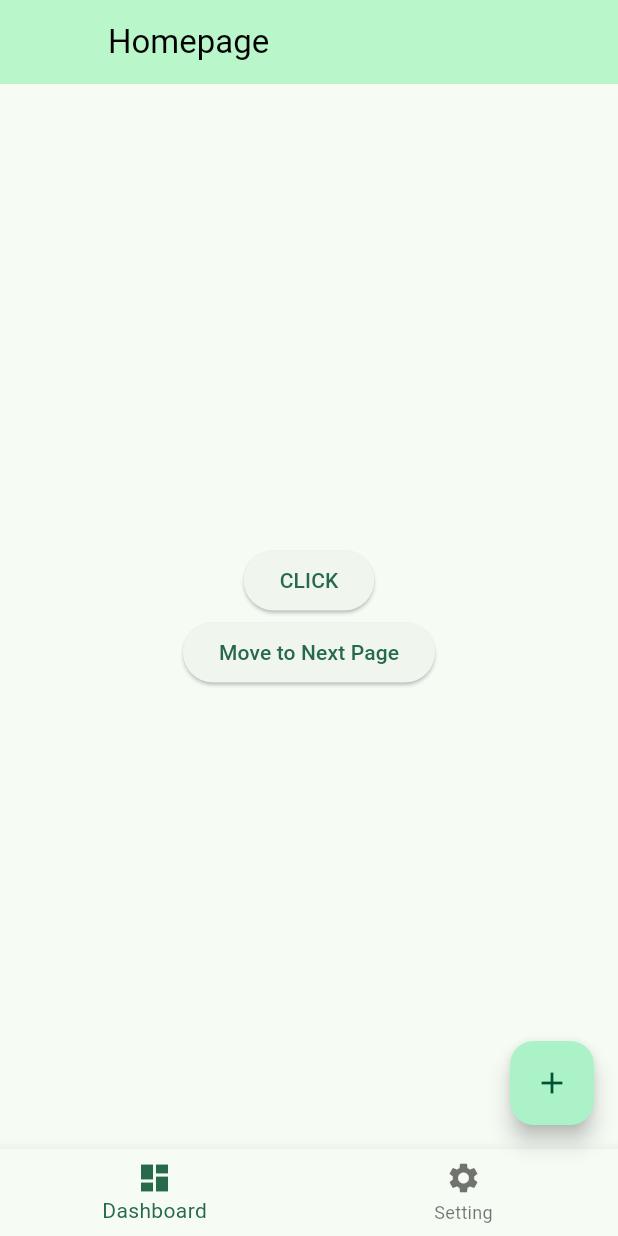
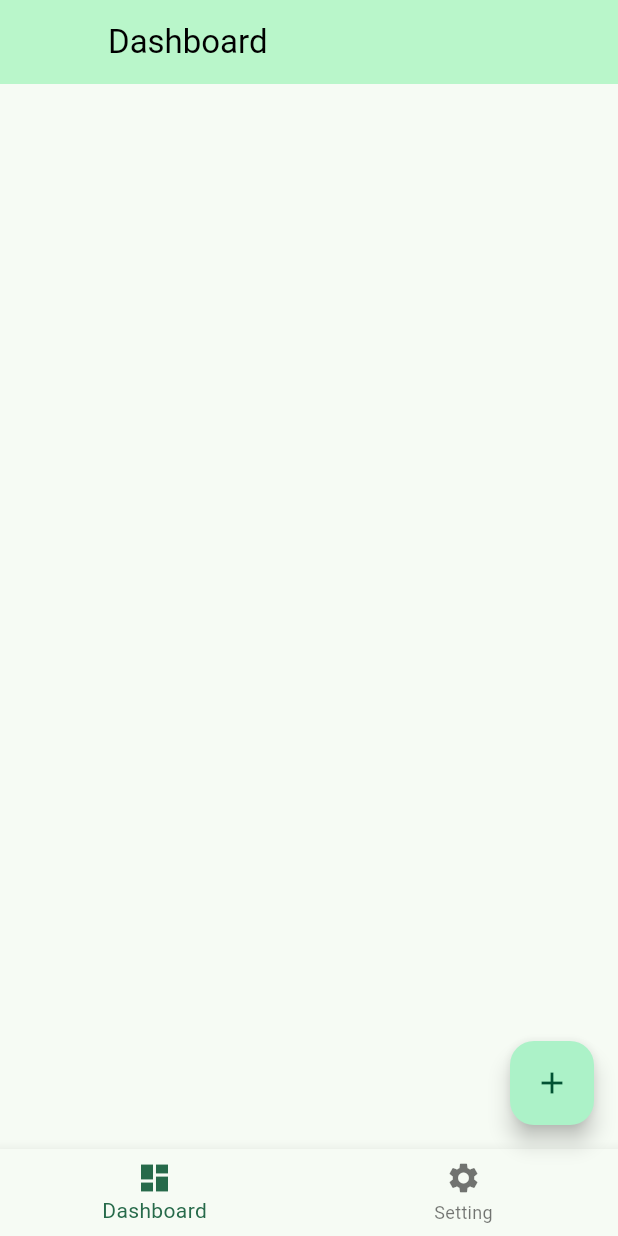
Before and after one commit to bernardrealino/flutter_base_project_template, a Flutter app: the HomePage screen opened directly, on a phone screen of 412 x 824 dp. Run offline on Flutter 3.47's test engine with Material 2 defaults, Android fonts, the phone set to English and light mode, and no system bars; our stand-ins replace lottie, smooth_page_indicator.

Commit message:
Clean up Pages

```diff
--- a/lib/dashboard.dart
+++ b/lib/dashboard.dart
@@ -1,5 +1,4 @@
 import 'package:flutter/material.dart';
-import 'package:flutter_splashscreen/setting_page.dart';
 
 class DashboardPage extends StatefulWidget {
   const DashboardPage({super.key});
@@ -16,32 +15,7 @@ class _DashboardPageState extends State<DashboardPage> {
     return Container(
       width: double.infinity,
       height: double.infinity,
-      child: Column(
-        mainAxisAlignment: MainAxisAlignment.center,
-        crossAxisAlignment: CrossAxisAlignment.center,
-        children: [
-          ElevatedButton(
-              style: ElevatedButton.styleFrom(
-                  // onPrimary: Colors.red,
-                  // primary: Colors.amber,
-                  ),
-              onPressed: () {
-                setState(() {
-                  buttonName = "Clicked";
-                });
-              },
-              child: Text(buttonName)),
-          ElevatedButton(
-              onPressed: () {
-                Navigator.of(context).push(
-                  MaterialPageRoute(
-                    builder: (BuildContext context) => const SettingPage(),
-                  ),
-                );
-              },
-              child: Text("Move to Next Page")),
-        ],
-      ),
+      child: Row(),
     );
   }
 }
--- a/lib/home_page.dart
+++ b/lib/home_page.dart
@@ -11,8 +11,8 @@ class HomePage extends StatefulWidget {
 
 class _HomePageState extends State<HomePage> {
   int currentIndex = 0;
-  bool _isClicked = true;
   bool isVisible = true;
+  String appBarTitle = "Dashboard";
   @override
   Widget build(BuildContext context) {
     return Scaffold(
@@ -20,33 +20,22 @@ class _HomePageState extends State<HomePage> {
         backgroundColor: Colors.greenAccent[100],
         foregroundColor: Colors.black,
         iconTheme: IconThemeData(color: Colors.greenAccent[100]),
-        title: const Text("Homepage"),
+        title: Text(appBarTitle),
       ),
       floatingActionButton: Visibility(
         visible: isVisible,
         child: FloatingActionButton(
-            onPressed: () {
-              setState(() {});
-            },
-            child: const Icon(
-              Icons.add,
-            )),
+          onPressed: () {
+            setState(() {});
+          },
+          child: const Icon(
+            Icons.add,
+          ),
+        ),
       ),
       body: Center(
-          child: currentIndex == 0
-              ? const DashboardPage()
-              : GestureDetector(
-                  onTap: () {
-                    setState(() {
-                      _isClicked = !_isClicked;
-                    });
-                  },
-                  child: _isClicked
-                      ? Image.asset(
-                          'assets/Astrology with Tarot cards and crystal ball.png')
-                      : Image.network(
-                          "https://imgv3.fotor.com/images/blog-cover-image/part-blurry-image.jpg"),
-                )),
+        child: currentIndex == 0 ? const DashboardPage() : const SettingPage(),
+      ),
       bottomNavigationBar: BottomNavigationBar(
         items: const [
           BottomNavigationBarItem(
@@ -66,7 +55,13 @@ class _HomePageState extends State<HomePage> {
         onTap: (int index) {
           setState(() {
             currentIndex = index;
-            currentIndex == 0 ? isVisible = true : isVisible = false;
+            if (currentIndex == 0) {
+              isVisible = true;
+              appBarTitle = "Dashboard";
+            } else {
+              isVisible = false;
+              appBarTitle = "Setting";
+            }
           });
         },
       ),
```
Also changed, not shown: lib/main.dart (+4 -4 lines), lib/setting_page.dart (+4 -4 lines).
